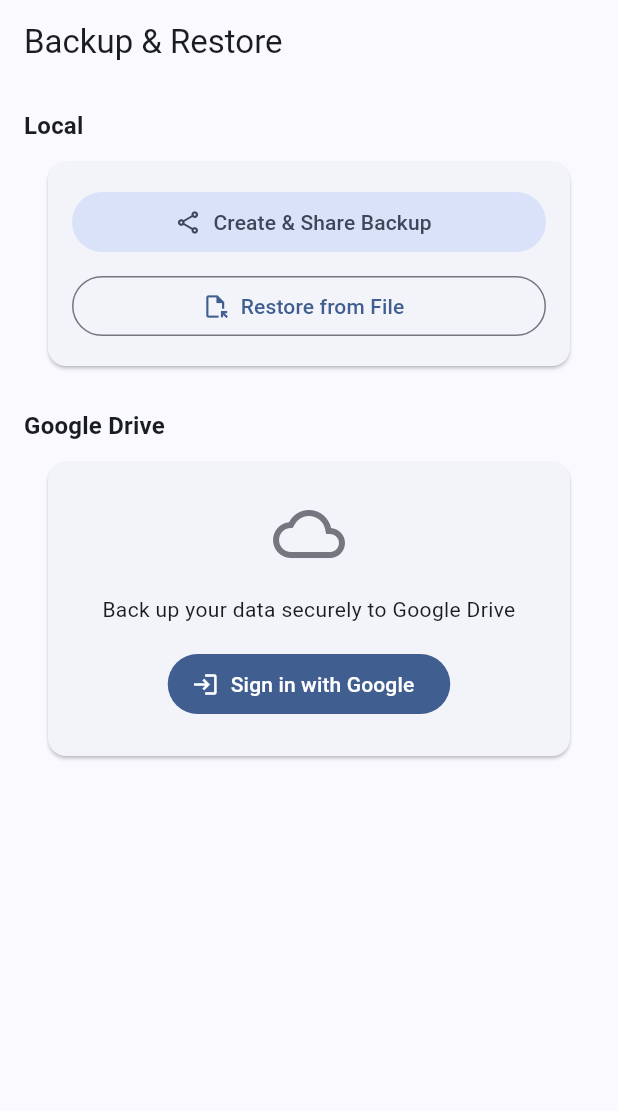
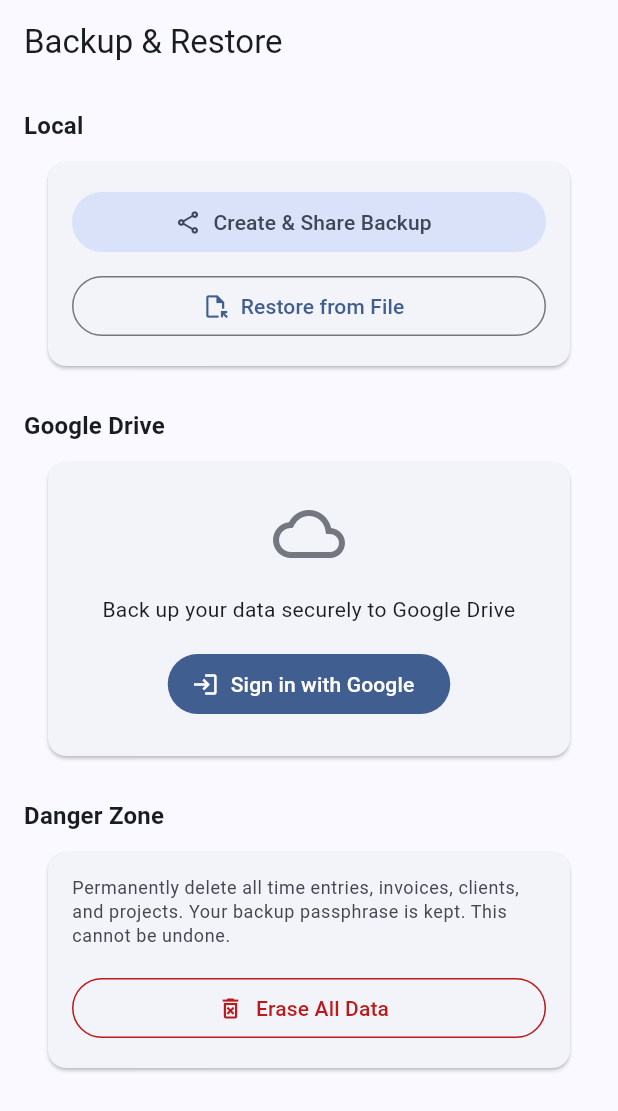
Before and after one commit to OleksSobol/-CodeLedger-, a Flutter app: the BackupPage screen opened by its route, on a phone screen of 412 x 824 dp. Shown: the top 1111 px of the screen. Run offline on Flutter 3.47's test engine with Material 3 defaults, Android fonts, the phone set to English and light mode, and no system bars; our stand-ins replace csv, drift, drift_flutter, file_picker, flutter_colorpicker, flutter_riverpod and 6 more; missing offline and left inert: cryptography, flutter_email_sender, googleapis; accounts and stored records are empty; generated files the repository leaves out were written again.

Commit message:
feat: Add erase all data, archived clients view, and backup fixes
- Add eraseAllData() to AppDatabase with correct FK deletion order
- Add Danger Zone section to backup page with double-confirmation erase
- Fix erase FK constraint by deleting time_entries before invoices
- Add watchAllClients() DAO method and allClientsProvider stream
- Add archive toggle to ClientsListPage (archived shown at 50% opacity)
- Add *.enc to .gitignore to exclude backup files
- Bump version to 1.1.0+26

```diff
--- a/lib/core/database/app_database.dart
+++ b/lib/core/database/app_database.dart
@@ -84,6 +84,23 @@ class AppDatabase extends _$AppDatabase {
     });
   }
 
+  /// Deletes all user data and re-seeds defaults.
+  ///
+  /// Preserves app_settings (passphrase etc.) and resets user profile.
+  /// Caller must restart the app after this completes.
+  Future<void> eraseAllData() async {
+    await transaction(() async {
+      await delete(invoiceLineItems).go();
+      await delete(timeEntries).go();
+      await delete(invoices).go();
+      await delete(projects).go();
+      await delete(userProfiles).go();
+      await delete(clients).go();
+      await delete(invoiceTemplates).go();
+      await _seedDefaults();
+    });
+  }
+
   /// Returns the path to the database file (for backup operations).
   static Future<String> get databasePath async {
     final dir = await getApplicationDocumentsDirectory();
--- a/lib/features/backup/presentation/pages/backup_page.dart
+++ b/lib/features/backup/presentation/pages/backup_page.dart
@@ -4,6 +4,7 @@ import 'package:flutter/material.dart';
 import 'package:flutter_riverpod/flutter_riverpod.dart';
 import 'package:intl/intl.dart';
 import 'package:share_plus/share_plus.dart';
+import '../../../../core/providers/database_provider.dart';
 import '../../../../shared/widgets/app_page_body.dart';
 import '../../../../shared/widgets/app_page_scaffold.dart';
 import '../../../../shared/widgets/app_section_card.dart';
@@ -272,6 +273,54 @@ class _BackupPageState extends ConsumerState<BackupPage> {
     }
   }
 
+  Future<void> _eraseAllData() async {
+    if (!mounted) return;
+    final confirmed1 = await confirmDestructive(
+      context,
+      title: 'Erase All Data?',
+      message:
+          'This will permanently delete all time entries, invoices, clients, and projects. Your backup passphrase will be kept. This cannot be undone.',
+      confirmLabel: 'Erase',
+    );
+    if (!confirmed1) return;
+
+    if (!mounted) return;
+    final confirmed2 = await confirmDestructive(
+      context,
+      title: 'Are you absolutely sure?',
+      message: 'All your data will be gone. There is no undo.',
+      confirmLabel: 'Yes, erase everything',
+    );
+    if (!confirmed2) return;
+
+    _setState(const BackupWorking('Erasing data...'));
+    try {
+      final db = ref.read(databaseProvider);
+      await db.eraseAllData();
+      _setState(const BackupIdle());
+      if (mounted) {
+        await showDialog(
+          context: context,
+          barrierDismissible: false,
+          builder: (ctx) => AlertDialog(
+            title: const Text('Data Erased'),
+            content: const Text(
+                'All data has been erased. Restart the app to continue.'),
+            actions: [
+              FilledButton(
+                onPressed: () => Navigator.pop(ctx),
+                child: const Text('OK'),
+              ),
+            ],
+          ),
+        );
+      }
+    } catch (e) {
+      _setState(const BackupIdle());
+      _showSnack('Erase failed: $e');
+    }
+  }
+
   Future<void> _deleteDriveBackup(DriveBackupEntry entry) async {
     final confirmed = await confirmDestructive(
       context,
@@ -334,6 +383,13 @@ class _BackupPageState extends ConsumerState<BackupPage> {
               onDelete: _deleteDriveBackup,
             ),
           ],
+
+          // -- Danger Zone --
+          const SizedBox(height: Spacing.lg),
+          _DangerZoneSection(
+            isWorking: isWorking,
+            onErase: _eraseAllData,
+          ),
         ],
       ),
     );
@@ -612,6 +668,58 @@ class _DriveBackupsList extends ConsumerWidget {
 }
 
 // ============================================================
+// Danger Zone Section
+// ============================================================
+
+class _DangerZoneSection extends StatelessWidget {
+  final bool isWorking;
+  final VoidCallback onErase;
+
+  const _DangerZoneSection({
+    required this.isWorking,
+    required this.onErase,
+  });
+
+  @override
+  Widget build(BuildContext context) {
+    final theme = Theme.of(context);
+    return AppSectionCard(
+      title: 'Danger Zone',
+      children: [
+        Padding(
+          padding: const EdgeInsets.all(Spacing.md),
+          child: Column(
+            crossAxisAlignment: CrossAxisAlignment.stretch,
+            children: [
+              Text(
+                'Permanently delete all time entries, invoices, clients, '
+                'and projects. Your backup passphrase is kept. '
+                'This cannot be undone.',
+                style: theme.textTheme.bodySmall?.copyWith(
+                    color: theme.colorScheme.onSurfaceVariant),
+              ),
+              const SizedBox(height: Spacing.md),
+              OutlinedButton.icon(
+                onPressed: isWorking ? null : onErase,
+                icon: Icon(Icons.delete_forever_outlined,
+                    color: theme.colorScheme.error),
+                label: Text(
+                  'Erase All Data',
+                  style: TextStyle(color: theme.colorScheme.error),
+                ),
+                style: OutlinedButton.styleFrom(
+                  side: BorderSide(color: theme.colorScheme.error),
+                ),
+              ),
+            ],
+          ),
+        ),
+      ],
+    );
+  }
+}
+
+// ============================================================
 // Backup Picker Bottom Sheet
 // ============================================================
 
--- a/lib/features/clients/presentation/providers/client_providers.dart
+++ b/lib/features/clients/presentation/providers/client_providers.dart
@@ -10,6 +10,10 @@ final clientDaoProvider = Provider<ClientDao>((ref) {
 
 final activeClientsProvider = StreamProvider<List<Client>>((ref) {
   return ref.watch(clientDaoProvider).watchActiveClients();
+});
+
+final allClientsProvider = StreamProvider<List<Client>>((ref) {
+  return ref.watch(clientDaoProvider).watchAllClients();
 });
 
 /// Fetches a single client by ID.
--- a/pubspec.yaml
+++ b/pubspec.yaml
@@ -1,7 +1,7 @@
 name: code_ledger
 description: "Offline-first time tracking and invoicing for freelance developers."
 publish_to: 'none'
-version: 1.0.0+20
+version: 1.0.0+25
 
 environment:
   sdk: ^3.9.2
```
Also changed, not shown: lib/core/database/daos/client_dao.dart (+10 -0 lines), lib/features/clients/presentation/pages/clients_list_page.dart (+31 -5 lines), 1 other file.
